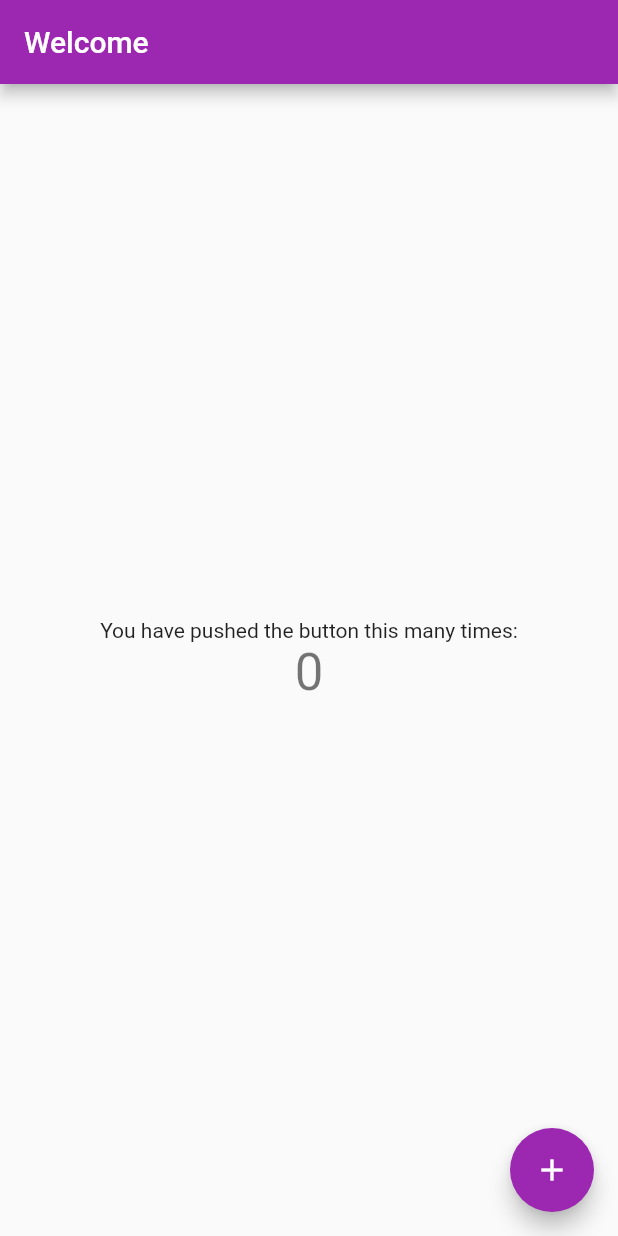
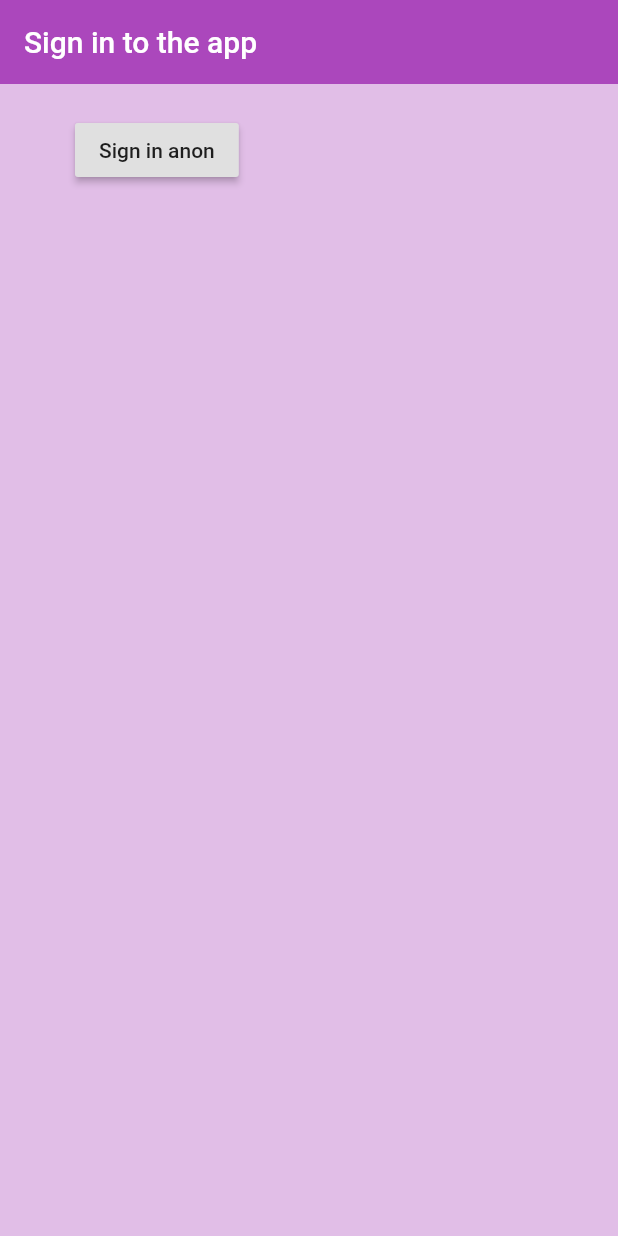
Before and after one commit to emysdias/doarti-piloto, a Flutter app: the screen it shows after launch, on a phone screen of 412 x 824 dp. Run offline on Flutter 3.47's test engine with Material 2 defaults, Android fonts, the phone set to English and light mode, and no system bars; our stand-ins replace firebase_auth; accounts and stored records are empty.

Commit message:
Adicionando login de anonimo

```diff
--- a/project_doarti/lib/main.dart
+++ b/project_doarti/lib/main.dart
@@ -1,4 +1,5 @@
 import 'package:flutter/material.dart';
+import 'package:project_doarti/screens/wrapper.dart';
 
 void main() {
   runApp(MyApp());
@@ -8,58 +9,7 @@ class MyApp extends StatelessWidget {
   @override
   Widget build(BuildContext context) {
     return MaterialApp(
-      title: 'Flutter Demo',
-      theme: ThemeData(
-        primarySwatch: Colors.purple,
-      ),
-      home: MyHomePage(title: 'Welcome'),
+      home: Wrapper(),
     );
   }
 }
-
-class MyHomePage extends StatefulWidget {
-  MyHomePage({Key key, this.title}) : super(key: key);
-
-  final String title;
-
-  @override
-  _MyHomePageState createState() => _MyHomePageState();
-}
-
-class _MyHomePageState extends State<MyHomePage> {
-  int _counter = 0;
-
-  void _incrementCounter() {
-    setState(() {
-      _counter++;
-    });
-  }
-
-  @override
-  Widget build(BuildContext context) {
-    return Scaffold(
-      appBar: AppBar(
-        title: Text(widget.title),
-      ),
-      body: Center(
-        child: Column(
-          mainAxisAlignment: MainAxisAlignment.center,
-          children: <Widget>[
-            Text(
-              'You have pushed the button this many times:',
-            ),
-            Text(
-              '$_counter',
-              style: Theme.of(context).textTheme.headline4,
-            ),
-          ],
-        ),
-      ),
-      floatingActionButton: FloatingActionButton(
-        onPressed: _incrementCounter,
-        tooltip: 'Increment',
-        child: Icon(Icons.add),
-      ),
-    );
-  }
-}
--- /dev/null
+++ b/project_doarti/lib/screens/authenticate/authenticate.dart
@@ -0,0 +1,16 @@
+import 'package:flutter/material.dart';
+import 'package:project_doarti/screens/authenticate/sign_in.dart';
+
+class Authenticate extends StatefulWidget {
+	@override
+	Authenticate_State createState() => Authenticate_State();
+}
+
+class Authenticate_State extends State<Authenticate> {
+	@override
+	Widget build(BuildContext context) {
+		return Container(
+			child: SignIn(),
+		); // Container
+	}
+}
--- /dev/null
+++ b/project_doarti/lib/screens/authenticate/sign_in.dart
@@ -0,0 +1,29 @@
+import 'package:flutter/material.dart';
+
+class SignIn extends StatefulWidget {
+	@override
+	_SignInState createState() => _SignInState();
+}
+
+class _SignInState extends State<SignIn> {
+	@override
+	Widget build(BuildContext context) {
+		return Scaffold(
+			backgroundColor: Colors.purple[100],
+			appBar: AppBar(
+				backgroundColor: Colors.purple[400],
+				elevation: 0.0,
+				title: Text('Sign in to the app'),
+			),
+			body: Container(
+				padding: EdgeInsets.symmetric(vertical: 20.0, horizontal: 50.0),
+				child: RaisedButton(
+					child: Text('Sign in anon'),
+					onPressed: () async {
+
+					}
+				),
+			)
+		);
+	}
+}
--- /dev/null
+++ b/project_doarti/lib/screens/home/home.dart
@@ -0,0 +1,10 @@
+import 'package:flutter/material.dart';
+
+class Home extends StatelessWidget {
+	@override
+	Widget build(BuildContext context) {
+		return Container(
+			child: Text('home'),
+		);
+	}
+}
--- /dev/null
+++ b/project_doarti/lib/screens/wrapper.dart
@@ -0,0 +1,12 @@
+import 'package:flutter/material.dart';
+import 'package:project_doarti/screens/home/home.dart';
+import 'package:project_doarti/screens/authenticate/authenticate.dart';
+
+class Wrapper extends StatelessWidget {
+	@override
+	Widget build(BuildContext context) {
+
+		//return either home or authenticate
+		return Authenticate();
+	}
+}
--- /dev/null
+++ b/project_doarti/lib/services/auth.dart
@@ -0,0 +1,20 @@
+import 'package:firebase_auth/firebase_auth.dart';
+
+class AuthService {
+
+	final FirebaseAuth _auth = FirebaseAuth.instance;
+	//sign in anon
+	Future signInAnon() async {
+		try {
+			AuthResult result = await _auth.signInAnonymously();
+			FirebaseUser user = result.user;
+			return user;
+		} catch(e) {
+			print(e.toString());
+			return null;
+		}
+	}
+	//sign in with email & password
+	//register in with email & password
+	//sign out
+}
```
Also changed, not shown: 1 other file.
